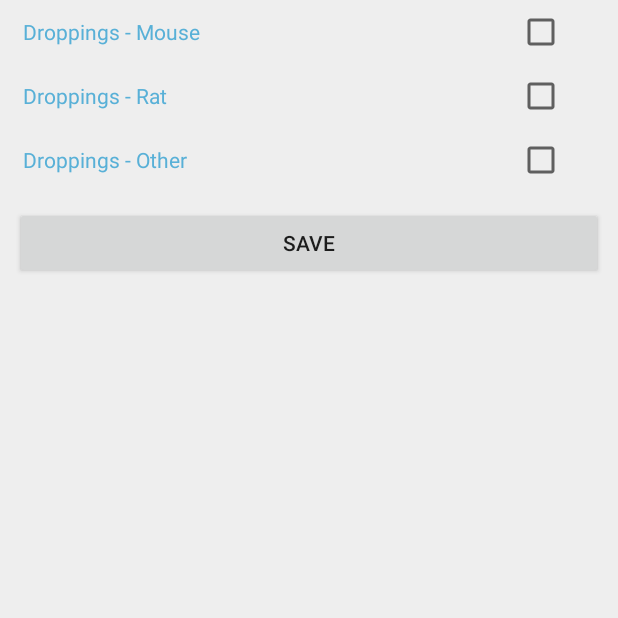
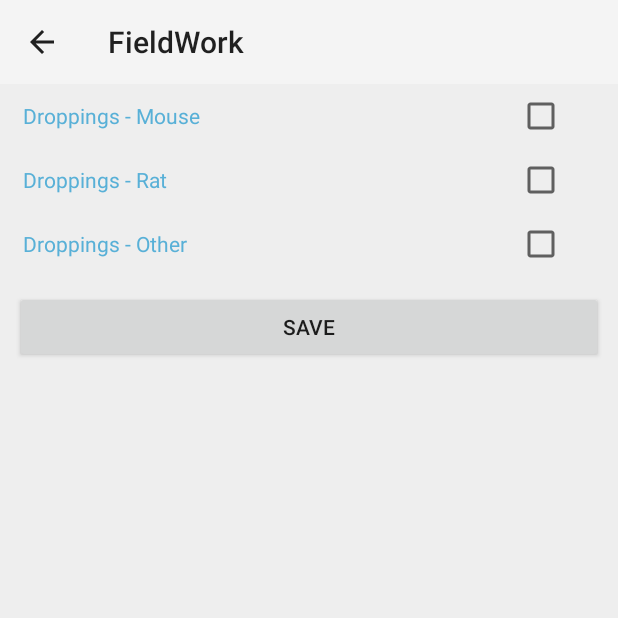
Before and after one commit to kolibriltd/fw_android_v5_main, an Android app: the EvidenceActivity screen opened directly, with no data from a screen before it, on a phone screen of 412 x 824 dp, the top half of it. Run offline under Robolectric (Android 15) with nearby library versions, the phone set to English and light mode, and no system bars; libraries missing offline, so code that uses them is left out: com.kl.kitlocate; pictures from the network do not load.

Commit message:
Modify EvidenceActivity make extends of AppCompatActivity.

```diff
--- a/app/src/main/java/com/anstar/fieldwork/AppointmentListFragment.java
+++ b/app/src/main/java/com/anstar/fieldwork/AppointmentListFragment.java
@@ -72,7 +72,7 @@ public class AppointmentListFragment extends Fragment implements OnClickListener
     @Nullable
     @Override
     public View onCreateView(LayoutInflater inflater, ViewGroup container, Bundle savedInstanceState) {
-        View v = inflater.inflate(R.layout.appointment, container, false);
+        View v = inflater.inflate(R.layout.fragment_appointment_list, container, false);
 
         btnNext = (ImageView) v.findViewById(R.id.btnNext);
         btnPrev = (ImageView) v.findViewById(R.id.btnPrev);
--- a/app/src/main/java/com/anstar/fieldwork/EvidenceActivity.java
+++ b/app/src/main/java/com/anstar/fieldwork/EvidenceActivity.java
@@ -5,7 +5,8 @@ import android.content.DialogInterface;
 import android.content.Intent;
 import android.os.Bundle;
 import android.support.v7.app.ActionBar;
-import android.text.Html;
+import android.support.v7.app.AppCompatActivity;
+import android.support.v7.widget.Toolbar;
 import android.view.View;
 import android.view.View.OnClickListener;
 import android.widget.Button;
@@ -18,7 +19,7 @@ import com.anstar.models.AppointmentInfo;
 import com.anstar.models.InspectionInfo;
 import com.anstar.models.list.InspectionList;
 
-public class EvidenceActivity extends BaseActivity implements OnClickListener {
+public class EvidenceActivity extends AppCompatActivity implements OnClickListener {
 
 	int appointment_id;
 	int inspection_id = 0;
@@ -32,7 +33,8 @@ public class EvidenceActivity extends BaseActivity implements OnClickListener {
 	@Override
 	public void onCreate(Bundle savedInstanceState) {
 		super.onCreate(savedInstanceState);
-		setContentView(R.layout.evidence);
+		setContentView(R.layout.activity_evidence);
+
 		// info = MainActivity.appointmentInfo;
 		Bundle b = getIntent().getExtras();
 		if (b != null) {
@@ -41,6 +43,7 @@ public class EvidenceActivity extends BaseActivity implements OnClickListener {
 				inspection_id = b.getInt("Inspection_id");
 			}
 		}
+/*
 		ActionBar action = getSupportActionBar();
 		// action.setTitle("Traps Scan Details");
 		action.setTitle(Html.fromHtml("<font color='"
@@ -48,6 +51,13 @@ public class EvidenceActivity extends BaseActivity implements OnClickListener {
 				+ "'>Pest Evidence</font>"));
 		action.setHomeButtonEnabled(true);
 		action.setDisplayHomeAsUpEnabled(true);
+*/
+		Toolbar toolbar = (Toolbar) findViewById(R.id.toolbar);
+		setSupportActionBar(toolbar);
+
+		ActionBar action = getSupportActionBar();
+		action.setDisplayHomeAsUpEnabled(true);
+		action.setDisplayShowHomeEnabled(true);
 
 		chkMouse = (CheckBox) findViewById(R.id.chkMouse);
 		chkOther = (CheckBox) findViewById(R.id.chkOther);
--- a/app/src/main/java/com/anstar/fieldwork/HomeFragment.java
+++ b/app/src/main/java/com/anstar/fieldwork/HomeFragment.java
@@ -62,7 +62,7 @@ public class HomeFragment extends Fragment implements ModelDelegate<AppointmentI
             @Override
             public void onClick(View v) {
                 ((DashboardActivity) getActivity()).getSupportActionBar().setTitle("Calendar");
-                ((DashboardActivity) getActivity()).getSupportFragmentManager()
+                getActivity().getSupportFragmentManager()
                         .beginTransaction()
                         .replace(R.id.container, new AppointmentListFragment())
                         .commit();
--- a/app/src/main/res/layout/evidence.xml
+++ b/app/src/main/res/layout/activity_evidence.xml
@@ -5,6 +5,12 @@
     android:layout_width="fill_parent"
     android:layout_height="fill_parent"
     android:orientation="vertical" >
+
+    <include
+        layout="@layout/toolbar"
+        android:layout_width="match_parent"
+        android:layout_height="wrap_content"
+        android:id="@+id/toolbar" />
 
     <RelativeLayout
         android:id="@+id/rlDropings"
```
Also changed, not shown: app/src/main/res/layout/fragment_appointment_list.xml (renamed from app/src/main/res/layout/appointment.xml).
